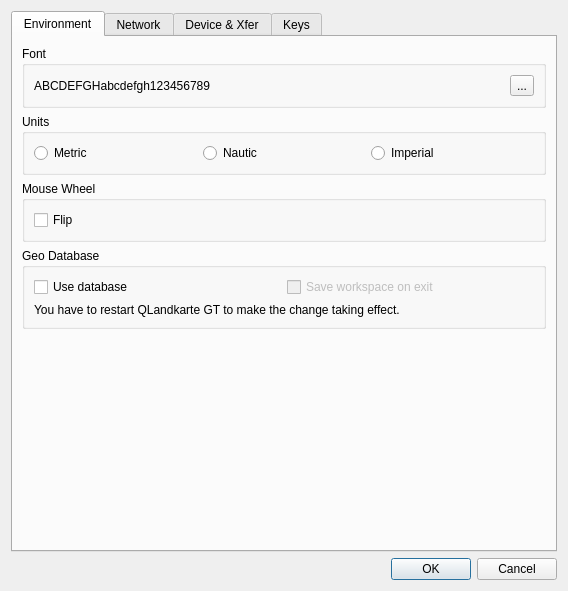
First picture: the form in src/IDlgConfig.ui, repository ntruchsess/QLandkarteGT, before the edit.
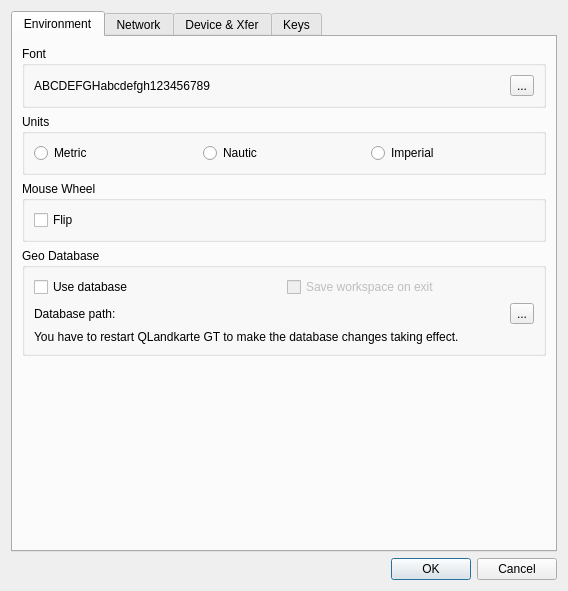
Second picture: the form after the edit. The open tabs and pages were chosen to show the change.

Commit message: add modified signal for overlays make geo database path selectable

```diff
--- a/src/IDlgConfig.ui
+++ b/src/IDlgConfig.ui
@@ -123,10 +123,44 @@
             </item>
            </layout>
           </item>
+          <item>
+           <layout class="QHBoxLayout" name="horizontalLayout_3">
+            <item>
+             <widget class="QLabel" name="label_6">
+              <property name="sizePolicy">
+               <sizepolicy hsizetype="Maximum" vsizetype="Preferred">
+                <horstretch>0</horstretch>
+                <verstretch>0</verstretch>
+               </sizepolicy>
+              </property>
+              <property name="text">
+               <string>Database path:</string>
+              </property>
+             </widget>
+            </item>
+            <item>
+             <widget class="QLabel" name="labelPathGeoDB">
+              <property name="text">
+               <string/>
+              </property>
+             </widget>
+            </item>
+            <item>
+             <widget class="QToolButton" name="toolPathGeoDB">
+              <property name="text">
+               <string>...</string>
+              </property>
+             </widget>
+            </item>
+           </layout>
+          </item>
           <item>
            <widget class="QLabel" name="label_3">
             <property name="text">
-             <string>You have to restart QLandkarte GT to make the change taking effect.</string>
+             <string>You have to restart QLandkarte GT to make the database changes taking effect.</string>
+            </property>
+            <property name="wordWrap">
+             <bool>true</bool>
             </property>
            </widget>
           </item>
```
The commit also changes 10 other files.
